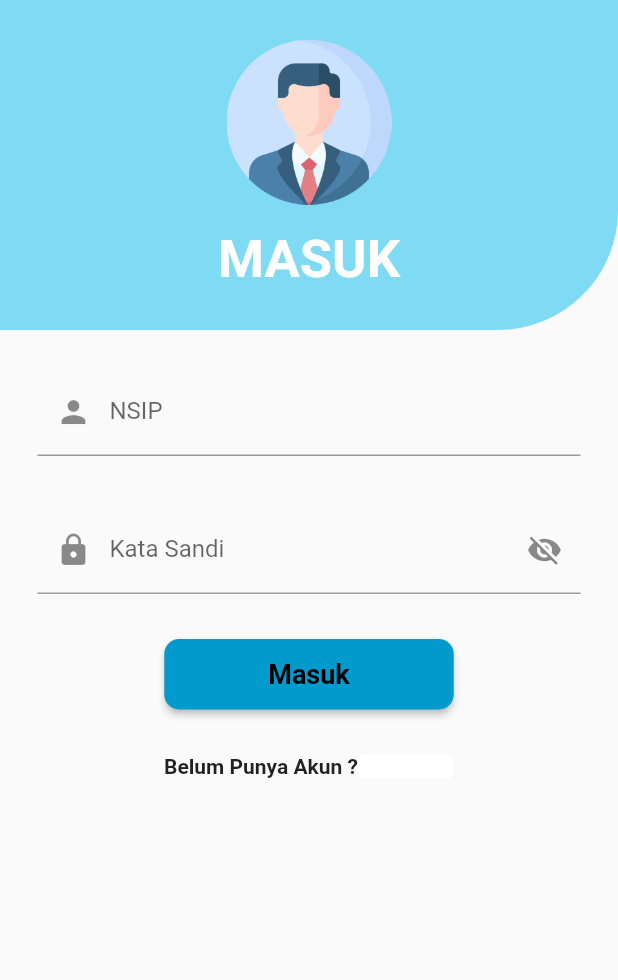
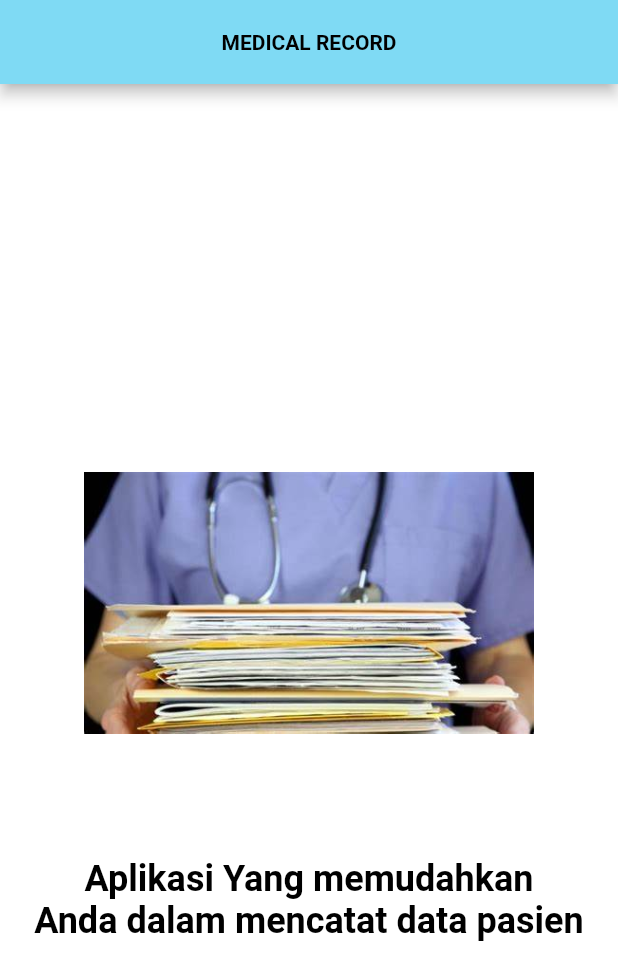
Before and after one commit to AsriAzhari123/Medical-Record-Dart, a Flutter app: the screen it shows after launch, on a phone screen of 412 x 824 dp. Shown: the top 980 px of the screen. Run offline on Flutter 3.47's test engine with Material 2 defaults, Android fonts, the light colour scheme and no system bars; our stand-ins replace cached_network_image, carousel_slider, flutter_svg.

Commit message:
update showdialog,perbaikan pada codingan,dan update splash

```diff
--- a/lib/Layer/Login.dart
+++ b/lib/Layer/Login.dart
@@ -204,12 +204,8 @@ class _MyLoginState extends State<MyLogin> {
                           "Belum Punya Akun ?",
                           style: TextStyle(fontWeight: FontWeight.bold),
                         ),
-                        TextButton(
-                          style: TextButton.styleFrom(
-                            primary: Color.fromRGBO(0, 154, 205, 100),
-                            backgroundColor: Colors.white, // Background Color
-                          ),
-                          onPressed: () {
+                        GestureDetector(
+                          onTap: () {
                             Navigator.pushReplacement(
                               context,
                               MaterialPageRoute(
@@ -225,7 +221,7 @@ class _MyLoginState extends State<MyLogin> {
                               decoration: TextDecoration.underline,
                             ),
                           ),
-                        )
+                        ),
                       ],
                     ),
                   ),
--- /dev/null
+++ b/lib/Layer/splashscreen.dart
@@ -0,0 +1,200 @@
+import 'package:flutter/material.dart';
+import 'dart:async';
+
+import 'package:rekapmedis/Layer/Login.dart';
+
+class SplashScreen extends StatefulWidget {
+  const SplashScreen({Key? key}) : super(key: key);
+
+  @override
+  _SplashScreenState createState() => _SplashScreenState();
+}
+
+class _SplashScreenState extends State<SplashScreen>
+    with SingleTickerProviderStateMixin {
+  late AnimationController _animationController;
+  late Animation<double> _fadeInAnimation;
+  int _currentPage = 0;
+  final PageController _pageController = PageController();
+  Timer? _timer;
+
+  @override
+  void initState() {
+    super.initState();
+
+    _animationController = AnimationController(
+      vsync: this,
+      duration: const Duration(milliseconds: 1000),
+    );
+
+    _fadeInAnimation = Tween<double>(begin: 0.0, end: 1.0).animate(
+      CurvedAnimation(
+        parent: _animationController,
+        curve: Curves.easeIn,
+      ),
+    );
+
+    _timer = Timer.periodic(Duration(seconds: 5), (timer) {
+      if (_currentPage < 2) {
+        setState(() {
+          _currentPage++;
+        });
+      } else {
+        timer.cancel();
+        Navigator.pushReplacement(
+          context,
+          MaterialPageRoute(builder: (context) => MyLogin()),
+        );
+      }
+      _pageController.animateToPage(
+        _currentPage,
+        duration: Duration(milliseconds: 300),
+        curve: Curves.easeInOut,
+      );
+    });
+
+    _animationController.forward();
+  }
+
+  @override
+  void dispose() {
+    _pageController.dispose();
+    _timer?.cancel();
+    _animationController.dispose();
+    super.dispose();
+  }
+
+  @override
+  Widget build(BuildContext context) {
+    return Scaffold(
+      appBar: AppBar(
+          title: Text("MEDICAL RECORD"),
+          titleTextStyle: TextStyle(
+            color: Colors.black,
+            fontWeight: FontWeight.bold,
+          ),
+          backgroundColor: Color.fromRGBO(127, 218, 244, 100),
+          centerTitle: true),
+      backgroundColor: Colors.white,
+      body: Stack(
+        children: [
+          PageView.builder(
+            controller: _pageController,
+            onPageChanged: (index) {
+              setState(() {
+                _currentPage = index;
+              });
+            },
+            itemCount: 3,
+            itemBuilder: (context, index) {
+              return FadeTransition(
+                opacity: _fadeInAnimation,
+                child: Center(
+                  child: SplashSliderItem(
+                    imagePath: 'images/splash${index + 1}.jpg',
+                    title: _getPageTitle(index),
+                    fadeInAnimation: _fadeInAnimation,
+                  ),
+                ),
+              );
+            },
+          ),
+          Positioned(
+            bottom: 20,
+            left: 0,
+            right: 0,
+            child: Row(
+              mainAxisAlignment: MainAxisAlignment.center,
+              children: _buildPageIndicator(),
+            ),
+          ),
+        ],
+      ),
+    );
+  }
+
+  List<Widget> _buildPageIndicator() {
+    List<Widget> indicators = [];
+    for (int i = 0; i < 3; i++) {
+      indicators.add(
+        i == _currentPage ? _indicator(true) : _indicator(false),
+      );
+    }
+    return indicators;
+  }
+
+  Widget _indicator(bool isActive) {
+    return AnimatedContainer(
+      duration: Duration(milliseconds: 150),
+      margin: EdgeInsets.symmetric(horizontal: 8.0),
+      height: 8.0,
+      width: isActive ? 24.0 : 16.0,
+      decoration: BoxDecoration(
+        color: isActive ? Colors.white : Colors.white54,
+        borderRadius: BorderRadius.all(Radius.circular(12)),
+      ),
+    );
+  }
+
+  String _getPageTitle(int index) {
+    switch (index) {
+      case 0:
+        return 'Selamat Datang Di Aplikasi Rekap Medis';
+      case 1:
+        return 'Aplikasi Yang memudahkan \nAnda dalam mencatat data pasien';
+      case 2:
+        return 'Aplikasi yang memudahkan \nAnda untuk mencari riwayat pasien';
+      default:
+        return '';
+    }
+  }
+}
+
+class SplashSliderItem extends StatelessWidget {
+  final String imagePath;
+  final String title;
+  final Animation<double> fadeInAnimation;
+
+  const SplashSliderItem({
+    Key? key,
+    required this.imagePath,
+    required this.title,
+    required this.fadeInAnimation,
+  }) : super(key: key);
+
+  @override
+  Widget build(BuildContext context) {
+    return Align(
+      alignment: Alignment.center,
+      child: Container(
+        width: double.infinity,
+        child: Column(
+          mainAxisAlignment: MainAxisAlignment.center,
+          children: [
+            FadeTransition(
+              opacity: fadeInAnimation,
+              child: Image.asset(
+                imagePath,
+                width: 300,
+                height: 300,
+              ),
+            ),
+            SizedBox(height: 20),
+            FadeTransition(
+              opacity: fadeInAnimation,
+              child: Text(
+                title,
+                textAlign: TextAlign.center,
+                style: TextStyle(
+                  fontSize: 24,
+                  fontWeight: FontWeight.bold,
+                  color: Colors.black,
+                ),
+              ),
+            ),
+          ],
+        ),
+      ),
+    );
+  }
+}
--- a/lib/main.dart
+++ b/lib/main.dart
@@ -7,6 +7,7 @@ import 'package:rekapmedis/Layer/FormPasien.dart';
 import 'package:rekapmedis/Layer/Login.dart';
 import 'package:rekapmedis/Layer/MedicalRecord.dart';
 import 'package:rekapmedis/Layer/Register.dart';
+import 'package:rekapmedis/Layer/splashscreen.dart';
 import 'package:rekapmedis/Provider/user_provider.dart';
 
 import 'Layer/Profile.dart';
@@ -37,7 +38,7 @@ class MyApp extends StatelessWidget {
             theme: darkModeProvider.isDarkMode
                 ? ThemeData.dark()
                 : ThemeData.light(),
-            home: MyLogin(),
+            home: SplashScreen(), // Ubah MyLogin() menjadi SplashScreen()
           );
         },
       ),
--- a/pubspec.yaml
+++ b/pubspec.yaml
@@ -28,6 +28,7 @@ environment:
 # the latest version available on pub.dev. To see which dependencies have newer
 # versions available, run `flutter pub outdated`.
 dependencies:
+  animations: ^2.0.7
   cached_network_image: ^3.2.3
   carousel_slider: ^4.2.1
   cupertino_icons: ^1.0.2
@@ -54,11 +55,15 @@ flutter:
 
   # To add assets to your application, add an assets section, like this:
   assets:
+
     - images/profile.png
     - images/bannerprofile.png
     - images/BannerAbout.png
     - images/dokter.jpg
     - images/obatpil.jpg
+    - images/splash1.jpg
+    - images/splash2.jpg
+    - images/splash3.jpg
     - images/BannefHome.png
     - assets/
     - assets/images/
```
Also changed, not shown: lib/Layer/Profile.dart (+35 -11 lines), lib/Layer/Register.dart (+4 -8 lines), lib/Layer/Temp_TabMed.dart (+11 -21 lines), images/icon_app.png (added), images/splash1.jpg (added), images/splash2.jpg (added), images/splash3.jpg (added), pubspec.lock.
